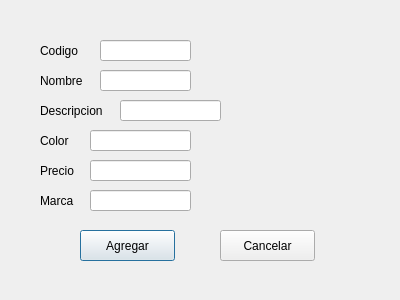
This is NuevoProducto.ui in ehuenuman/TareaI-INFO175 as Qt 5 draws it before an edit. The edited form follows.
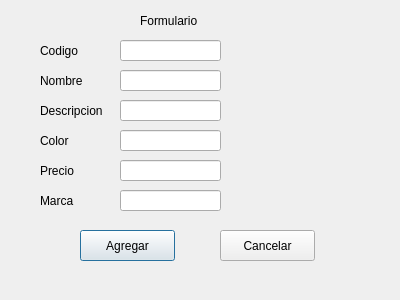
This is the edited form.

Commit message: parte grafica del formulario

Patch:
```diff
--- a/NuevoProducto.ui
+++ b/NuevoProducto.ui
@@ -120,9 +120,9 @@
   <widget class="QLineEdit" name="codigo">
    <property name="geometry">
     <rect>
-     <x>100</x>
+     <x>120</x>
      <y>40</y>
-     <width>91</width>
+     <width>101</width>
      <height>21</height>
     </rect>
    </property>
@@ -130,9 +130,9 @@
   <widget class="QLineEdit" name="nombre">
    <property name="geometry">
     <rect>
-     <x>100</x>
+     <x>120</x>
      <y>70</y>
-     <width>91</width>
+     <width>101</width>
      <height>21</height>
     </rect>
    </property>
@@ -150,7 +150,7 @@
   <widget class="QLineEdit" name="color">
    <property name="geometry">
     <rect>
-     <x>90</x>
+     <x>120</x>
      <y>130</y>
      <width>101</width>
      <height>21</height>
@@ -160,7 +160,7 @@
   <widget class="QLineEdit" name="precio">
    <property name="geometry">
     <rect>
-     <x>90</x>
+     <x>120</x>
      <y>160</y>
      <width>101</width>
      <height>21</height>
@@ -170,13 +170,32 @@
   <widget class="QLineEdit" name="marca">
    <property name="geometry">
     <rect>
-     <x>90</x>
+     <x>120</x>
      <y>190</y>
      <width>101</width>
      <height>21</height>
     </rect>
    </property>
   </widget>
+  <widget class="QLabel" name="label_7">
+   <property name="geometry">
+    <rect>
+     <x>140</x>
+     <y>10</y>
+     <width>101</width>
+     <height>21</height>
+    </rect>
+   </property>
+   <property name="toolTip">
+    <string>&lt;html&gt;&lt;head/&gt;&lt;body&gt;&lt;p align=&quot;center&quot;&gt;&lt;span style=&quot; font-size:16pt; font-weight:600;&quot;&gt;Formulario&lt;/span&gt;&lt;/p&gt;&lt;/body&gt;&lt;/html&gt;</string>
+   </property>
+   <property name="whatsThis">
+    <string>&lt;html&gt;&lt;head/&gt;&lt;body&gt;&lt;p align=&quot;center&quot;&gt;&lt;br/&gt;&lt;/p&gt;&lt;/body&gt;&lt;/html&gt;</string>
+   </property>
+   <property name="text">
+    <string>Formulario</string>
+   </property>
+  </widget>
  </widget>
  <resources/>
  <connections/>
```
